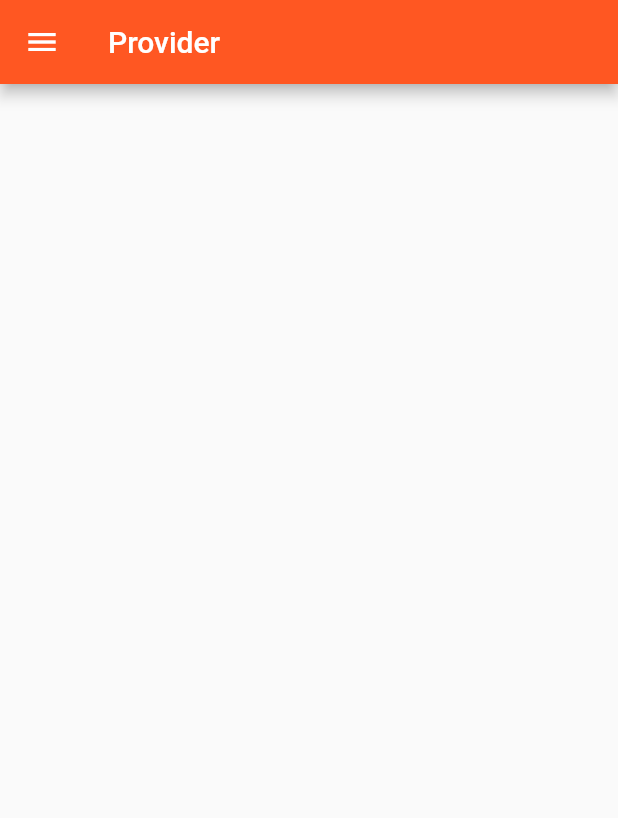
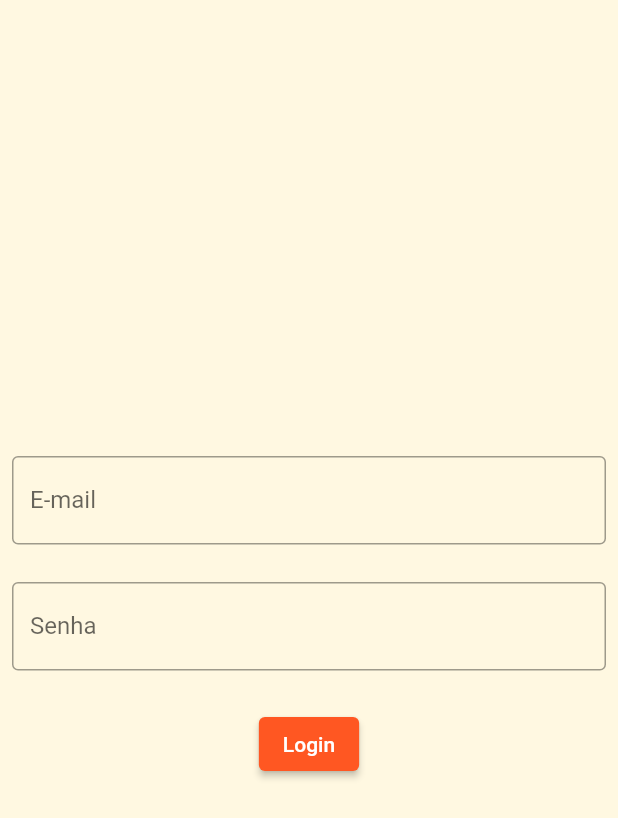
Before and after one commit to carlosviniamar/Projeto_DM, a Flutter app: the screen it shows after launch, on a phone screen of 412 x 824 dp. Shown: the top 818 px of the screen. Run offline on Flutter 3.47's test engine with Material 2 defaults, Android fonts, the phone set to English and light mode, and no system bars.

Commit message:
Versão 0.2
Rotas construídas e página de Login

```diff
--- a/lib/app_widget.dart
+++ b/lib/app_widget.dart
@@ -1,4 +1,11 @@
 import 'package:flutter/material.dart';
+import 'package:projeto/login_page.dart';
+import 'package:projeto/pages/chat.dart';
+import 'package:projeto/pages/configs.dart';
+import 'package:projeto/pages/favoritos.dart';
+import 'package:projeto/pages/perfil.dart';
+import 'package:projeto/pages/prestador_servico.dart';
+import 'package:projeto/pages/servicos.dart';
 import 'package:projeto/pagina_inicial.dart';
 
 class AppWidget extends StatelessWidget {
@@ -19,8 +26,14 @@ class AppWidget extends StatelessWidget {
         routes: {
           //rotas
 
-          '/': (context) => HomePage(), //chamando a página de Login
-          '/home': (context) => HomePage(), //chamando a página Home
+          '/': (context) => LoginPage(), //chamando a página de Login
+          '/home': (context) => HomePage(),
+          '/servicos': (context) => Servicos(),
+          '/favoritos': (context) => Favoritos(),
+          '/prestadores': (context) => Prestador_Servico(),
+          '/chat': (context) => Chat(),
+          '/perfil': (context) => Perfil(),
+          '/config': (context) => Configuracoes(), //chamando a página Home
         });
   }
 }
--- /dev/null
+++ b/lib/login_page.dart
@@ -0,0 +1,78 @@
+import 'package:flutter/cupertino.dart';
+import 'package:flutter/material.dart';
+import 'package:projeto/pagina_inicial.dart';
+
+class LoginPage extends StatefulWidget {
+  LoginPage({Key? key}) : super(key: key);
+
+  @override
+  _LoginPageState createState() => _LoginPageState();
+}
+
+class _LoginPageState extends State<LoginPage> {
+  String email = "";
+  String senha = "";
+  @override
+  Widget build(BuildContext context) {
+    return Container(
+      child: Scaffold(
+          backgroundColor: Colors.amber[50],
+          body: SingleChildScrollView(
+              child: SizedBox(
+            width: MediaQuery.of(context).size.width,
+            height: MediaQuery.of(context).size.height,
+            child: Padding(
+              padding: const EdgeInsets.all(8.0),
+              child: Column(
+                mainAxisAlignment: MainAxisAlignment.center,
+                children: [
+                  TextField(
+                    onChanged: (text) => email = text,
+                    keyboardType: TextInputType.emailAddress,
+                    decoration: InputDecoration(
+                      labelText: 'E-mail',
+                      border: OutlineInputBorder(),
+                    ),
+                  ),
+                  SizedBox(
+                    height: 25,
+                  ),
+                  TextField(
+                    onChanged: (text) => senha = text,
+                    obscureText: true,
+                    decoration: InputDecoration(
+                      labelText: 'Senha',
+                      border: OutlineInputBorder(),
+                    ),
+                  ),
+                  SizedBox(
+                    height: 25,
+                  ),
+                  ElevatedButton(
+                      onPressed: () {
+                        if (email == 'carlos@gmail.com' && senha == '123') {
+                          print('Login Correto');
+                          Navigator.of(context).pushReplacementNamed('/home');
+                        } else {
+                          CupertinoAlertDialog(
+                            title: Text('Esqueceu sua senha?'),
+                            content: Text('Deseja tentar novamente?'),
+                            actions: [
+                              CupertinoDialogAction(
+                                child: Text('Sim'),
+                              ),
+                              CupertinoDialogAction(
+                                child: Text('Não'),
+                              )
+                            ],
+                          );
+                        }
+                      },
+                      child: Text('Login')) //botão
+                ],
+              ),
+            ),
+          ))),
+    );
+  }
+}
```
Also changed, not shown: lib/Navegacao.dart (+43 -2 lines), lib/pages/chat.dart (added, +21 -0 lines), lib/pages/configs.dart (added, +21 -0 lines), lib/pages/favoritos.dart (added, +21 -0 lines), lib/pages/perfil.dart (added, +21 -0 lines), lib/pages/prestador_servico.dart (added, +21 -0 lines), lib/pages/servicos.dart (added, +21 -0 lines).
